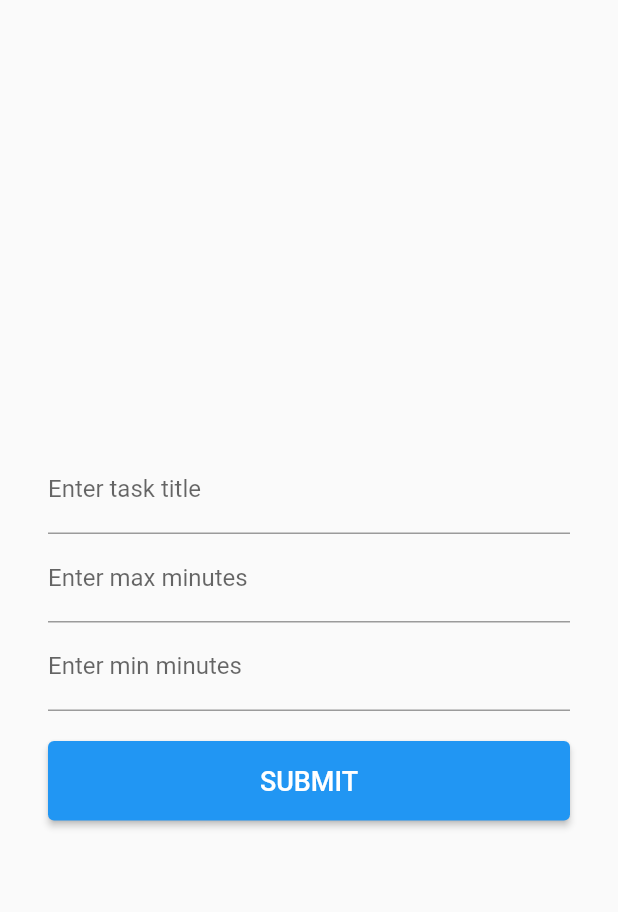
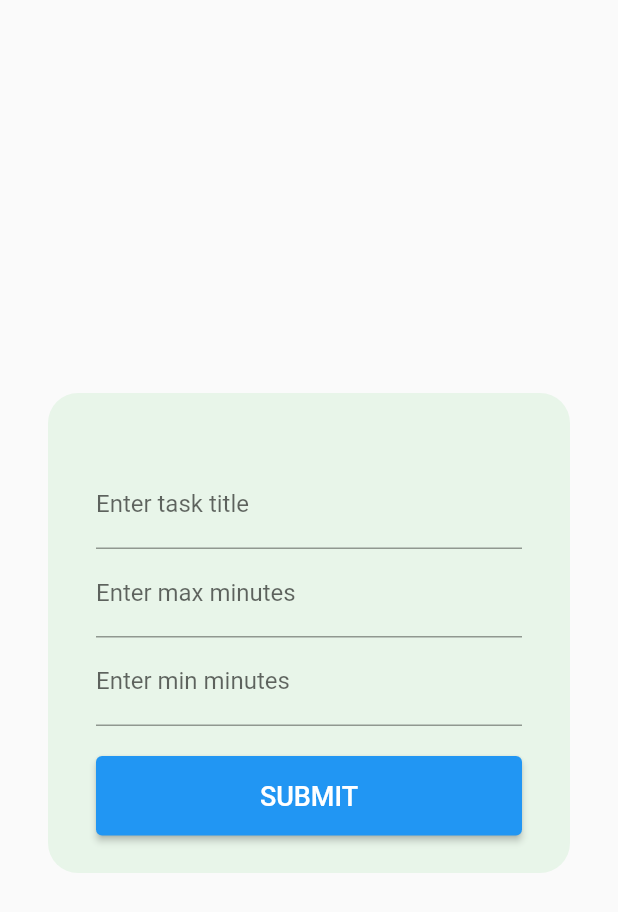
Before and after one commit to usavas/tasktimed, a Flutter app: the TaskScreen screen opened directly, on a phone screen of 412 x 824 dp. Shown: the top 912 px of the screen. Run offline on Flutter 3.47's test engine with Material 2 defaults, Android fonts, the phone set to English and light mode, and no system bars; our stand-ins replace bloc, flutter_bloc, flutter_slidable, shared_preferences; accounts and stored records are empty.

Commit message:
update design to add new task

```diff
--- a/lib/views/add_task_screen.dart
+++ b/lib/views/add_task_screen.dart
@@ -29,6 +29,17 @@ class _TaskScreenState extends State<TaskScreen> {
         ),
         child: Form(
           key: _formKey,
+          child: Container(
+            height: 320,
+            decoration: BoxDecoration(
+              color: Colors.green[50],
+              borderRadius: BorderRadius.circular(20),
+            ),
+            padding: EdgeInsets.only(
+              top: 20,
+              left: 32,
+              right: 32,
+            ),
             child: Column(
               mainAxisAlignment: MainAxisAlignment.center,
               children: [
@@ -66,7 +77,8 @@ class _TaskScreenState extends State<TaskScreen> {
                   child: Container(
                       width: double.infinity,
                       alignment: Alignment.center,
-                    padding: EdgeInsets.symmetric(vertical: 16, horizontal: 20),
+                      padding:
+                          EdgeInsets.symmetric(vertical: 16, horizontal: 20),
                       child: Text(
                         'SUBMIT',
                         style: TextStyle(fontSize: 18),
@@ -79,7 +91,8 @@ class _TaskScreenState extends State<TaskScreen> {
                         uid: Uuid().v4(),
                         title: _titleController.text,
                         maxSeconds: int.tryParse(_maxController.text) ?? 0 * 60,
-                      minSeconds: (int.tryParse(_minController.text) ?? 0) * 60,
+                        minSeconds:
+                            (int.tryParse(_minController.text) ?? 0) * 60,
                       )));
                       Navigator.pop(context);
                     }
@@ -89,6 +102,7 @@ class _TaskScreenState extends State<TaskScreen> {
             ),
           ),
         ),
+      ),
     );
   }
 }
```
Lines whose indentation alone changed are shown as unchanged.
